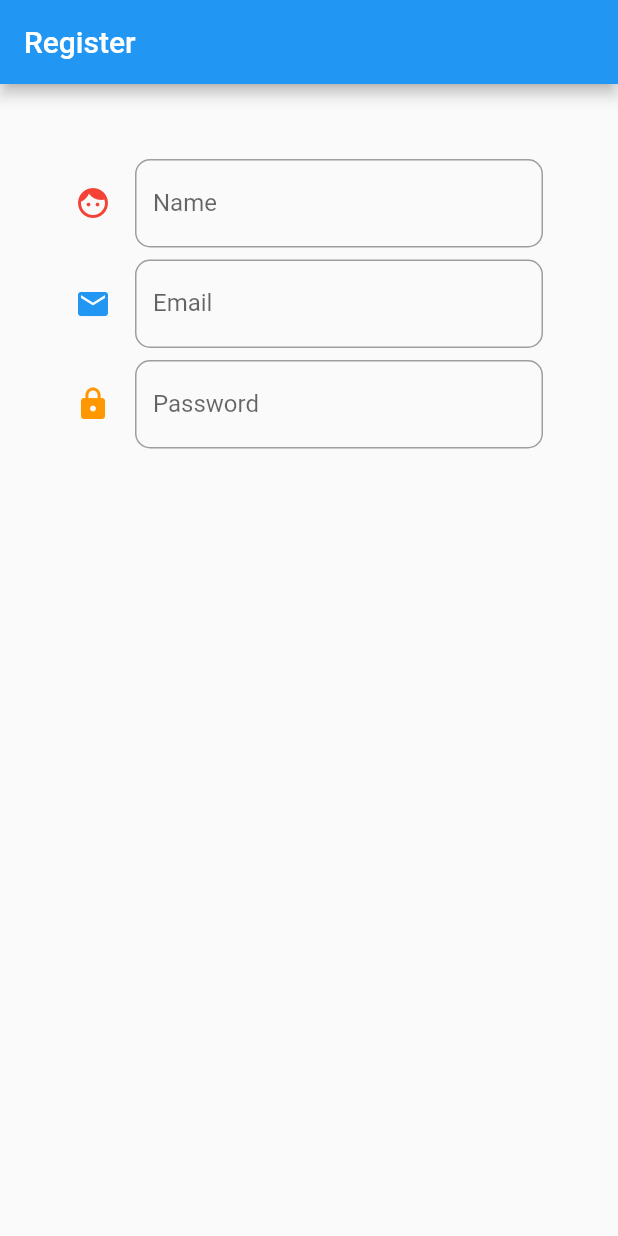
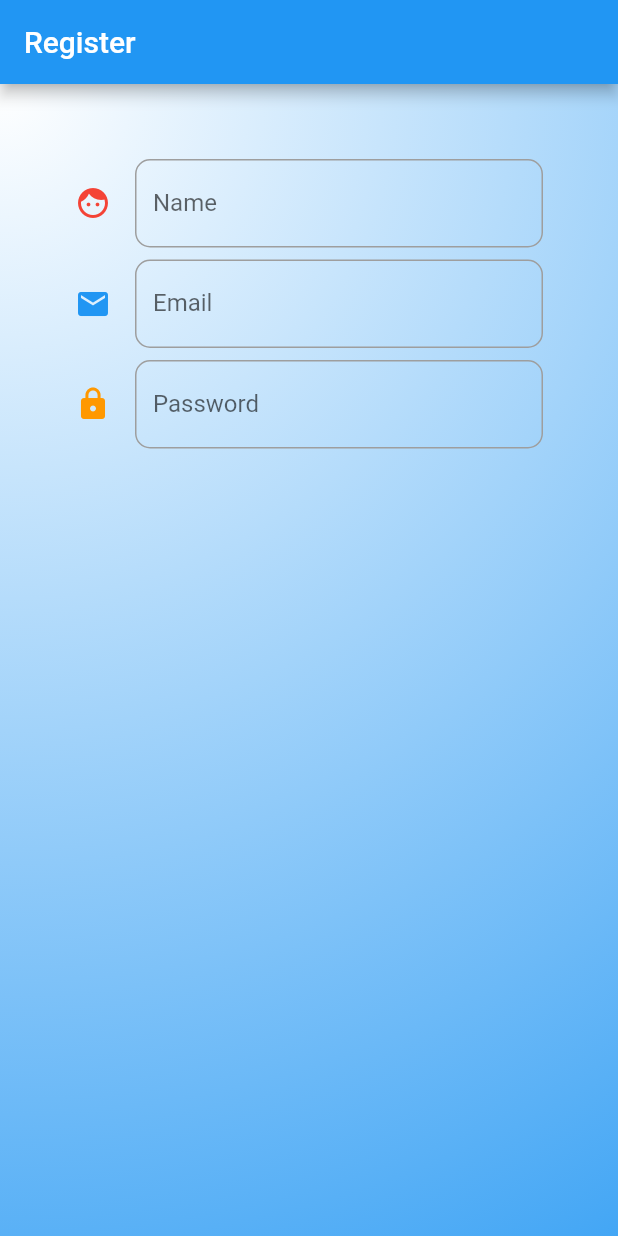
Before and after one commit to PaGenGar/MostFirebase, a Flutter app: the screen it shows after launch, on a phone screen of 412 x 824 dp. Run offline on Flutter 3.47's test engine with Material 2 defaults, Android fonts, the phone set to English and light mode, and no system bars.

Commit message:
Update UI

```diff
--- a/lib/screens/register.dart
+++ b/lib/screens/register.dart
@@ -59,6 +59,11 @@ class _RegisterState extends State<Register> {
         title: Text('Register'),
       ),
       body: Container(
+        decoration: BoxDecoration(
+            gradient: RadialGradient(
+                colors: [Colors.white, Colors.blue],
+                radius: 2.5,
+                center: Alignment(-1, -1))),
         padding: EdgeInsets.all(50.0),
         child: Column(
           children: <Widget>[
```
